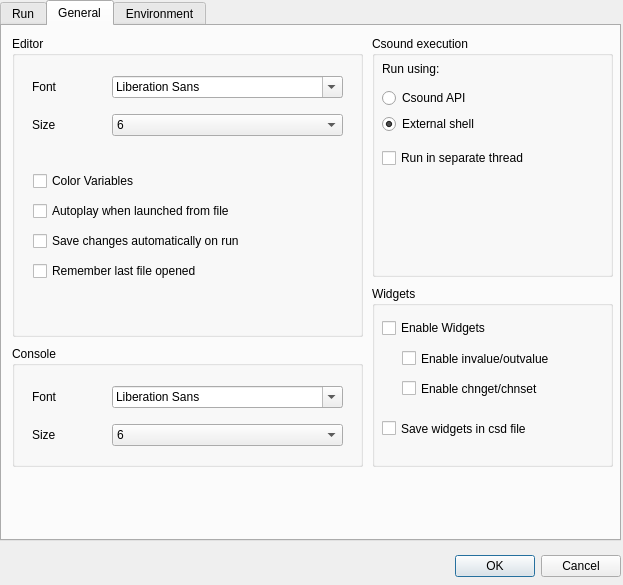
Before: the Qt Designer form src/configdialog.ui in CsoundQt/CsoundQt, drawn with Qt 5.
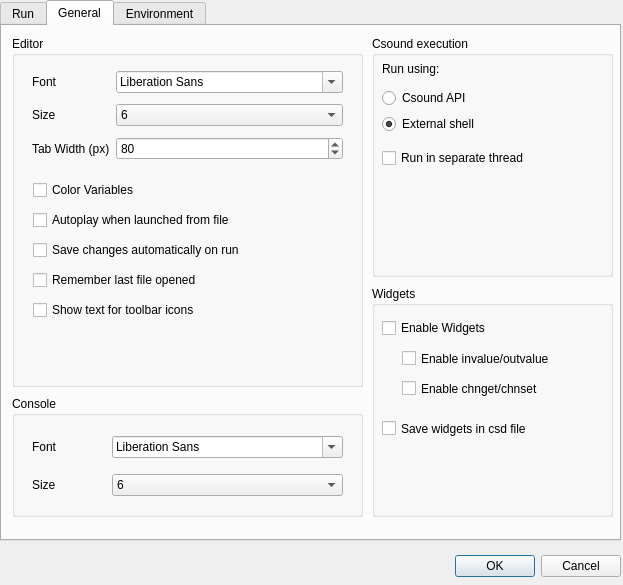
After: the same form once the commit is applied. The open tabs and pages were chosen to show the change.

Commit message: Optional (default) use of CsoundPerFormaceThread class for threaded operation. Added option to set tab width and o show text for toolbar icons (Suggestion from Edward Loveall) Added jack option for audio output for mac and pulse for linux Changed some keybindings On linux, external processes are now independent (qutecsound doesn't wait for them to stop)

The edit to the form file:
```diff
--- a/src/configdialog.ui
+++ b/src/configdialog.ui
@@ -484,7 +484,7 @@
        <x>10</x>
        <y>10</y>
        <width>351</width>
-       <height>301</height>
+       <height>351</height>
       </rect>
      </property>
      <property name="title" >
@@ -496,7 +496,7 @@
         <x>20</x>
         <y>30</y>
         <width>311</width>
-        <height>81</height>
+        <height>99</height>
        </rect>
       </property>
       <layout class="QGridLayout" >
@@ -589,15 +589,38 @@
          </item>
         </widget>
        </item>
+       <item row="2" column="0" >
+        <widget class="QLabel" name="label_19" >
+         <property name="text" >
+          <string>Tab Width (px)</string>
+         </property>
+        </widget>
+       </item>
+       <item row="2" column="1" >
+        <widget class="QSpinBox" name="tabWidthSpinBox" >
+         <property name="minimum" >
+          <number>10</number>
+         </property>
+         <property name="maximum" >
+          <number>120</number>
+         </property>
+         <property name="singleStep" >
+          <number>10</number>
+         </property>
+         <property name="value" >
+          <number>80</number>
+         </property>
+        </widget>
+       </item>
       </layout>
      </widget>
      <widget class="QWidget" name="layoutWidget" >
       <property name="geometry" >
        <rect>
         <x>21</x>
-        <y>131</y>
+        <y>140</y>
         <width>273</width>
-        <height>120</height>
+        <height>151</height>
        </rect>
       </property>
       <layout class="QVBoxLayout" >
@@ -638,6 +661,13 @@
          </property>
         </widget>
        </item>
+       <item>
+        <widget class="QCheckBox" name="iconTextCheckBox" >
+         <property name="text" >
+          <string>Show text for toolbar icons</string>
+         </property>
+        </widget>
+       </item>
       </layout>
      </widget>
     </widget>
@@ -645,7 +675,7 @@
      <property name="geometry" >
       <rect>
        <x>10</x>
-       <y>320</y>
+       <y>370</y>
        <width>351</width>
        <height>121</height>
       </rect>
@@ -761,7 +791,7 @@
        <x>370</x>
        <y>260</y>
        <width>241</width>
-       <height>181</height>
+       <height>231</height>
       </rect>
      </property>
      <property name="title" >
```
Left out of the diff: 15 changed lines with no effect on the pictures. The commit also changes 7 other files.
